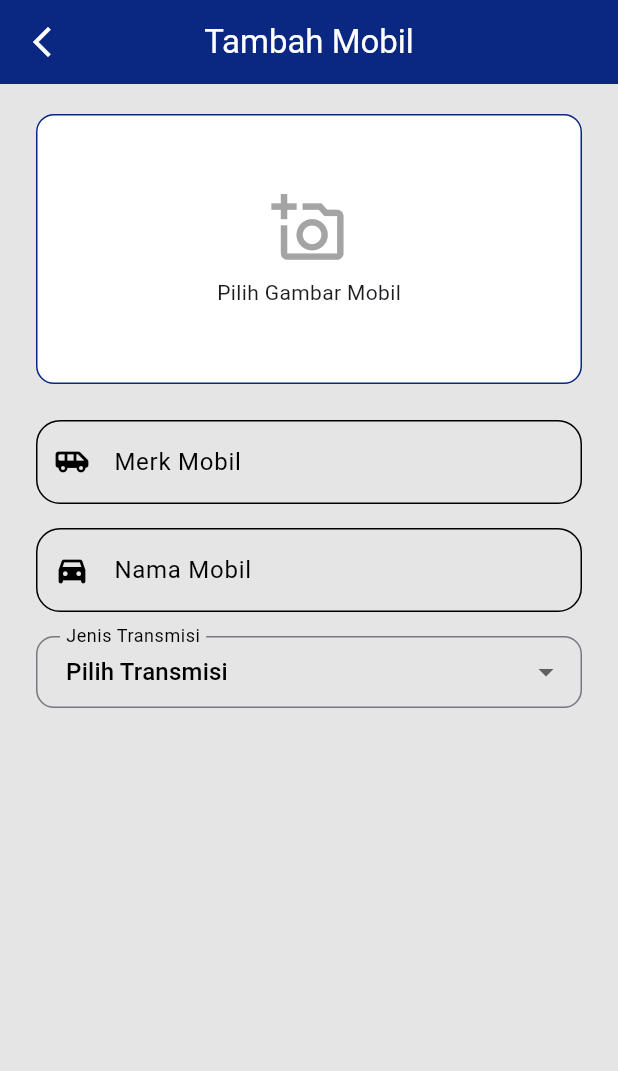
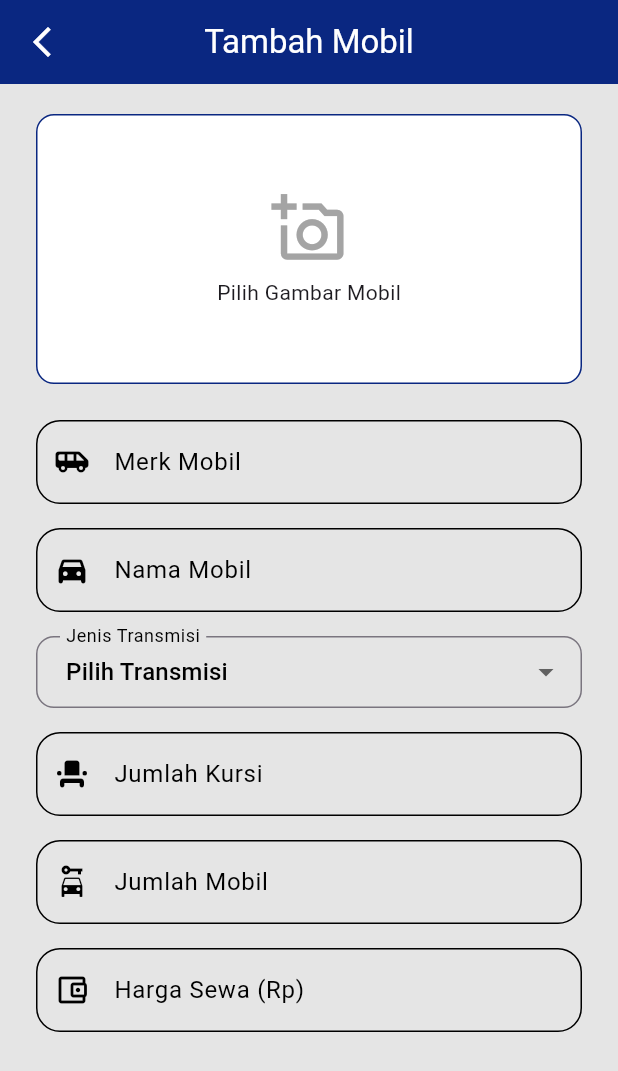
Before and after one commit to emzhran/ShaftRent, a Flutter app: the AddCarScreen screen opened directly, on a phone screen of 412 x 824 dp. Shown: the top 1071 px of the screen. Run offline on Flutter 3.47's test engine with Material 3 defaults, Android fonts, the phone set to English and light mode, and no system bars; our stand-ins replace cached_network_image, dartz, dropdown_button2, flutter_bloc, flutter_secure_storage, image_picker; accounts and stored records are empty.

Commit message:
menambahkan textfield untuk input jumlah kursi dan mobil serta harga sewa mobil

```diff
--- a/lib/presentation/admin/car/widget/add_car_screen.dart
+++ b/lib/presentation/admin/car/widget/add_car_screen.dart
@@ -184,6 +184,42 @@ class _AddCarScreenState extends State<AddCarScreen> {
                 setState(() => _selectedTransmisi = newValue);
               },
             ),
+            SpaceHeight(16),
+            CustomTextField(
+              controller: jumlahKursiController,
+              label: "Jumlah Kursi",
+              validator: 'Jumlah kursi tidak boleh kosong',
+              showLabel: false,
+              textColor: AppColors.black,
+              borderColor: AppColors.black,
+              labelColor: AppColors.black,
+              keyboardType: TextInputType.number,
+              prefixIcon: const Icon(Icons.event_seat_rounded, color: AppColors.black),
+            ),
+            SpaceHeight(16),
+            CustomTextField(
+              controller: jumlahMobilController,
+              label: "Jumlah Mobil",
+              validator: 'Jumlah mobil tidak boleh kosong',
+              showLabel: false,
+              textColor: AppColors.black,
+              borderColor: AppColors.black,
+              labelColor: AppColors.black,
+              keyboardType: TextInputType.number,
+              prefixIcon: const Icon(Icons.car_rental, color: AppColors.black),
+            ),
+            SpaceHeight(16),
+            CustomTextField(
+              controller: hargaMobilController,
+              label: "Harga Sewa (Rp)",
+              validator: 'Harga sewa tidak boleh kosong',
+              showLabel: false,
+              textColor: AppColors.black,
+              borderColor: AppColors.black,
+              labelColor: AppColors.black,
+              keyboardType: TextInputType.number,
+              prefixIcon: const Icon(Icons.account_balance_wallet_outlined, color: AppColors.black),
+            ),
           ],
         )
       ),
```
